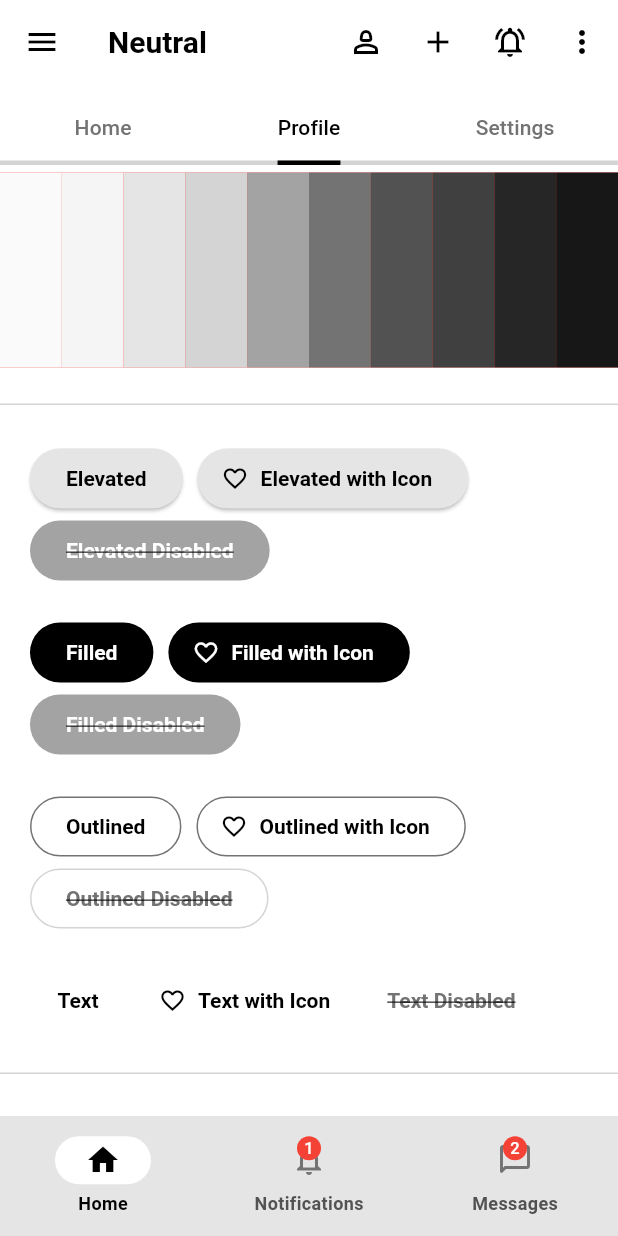
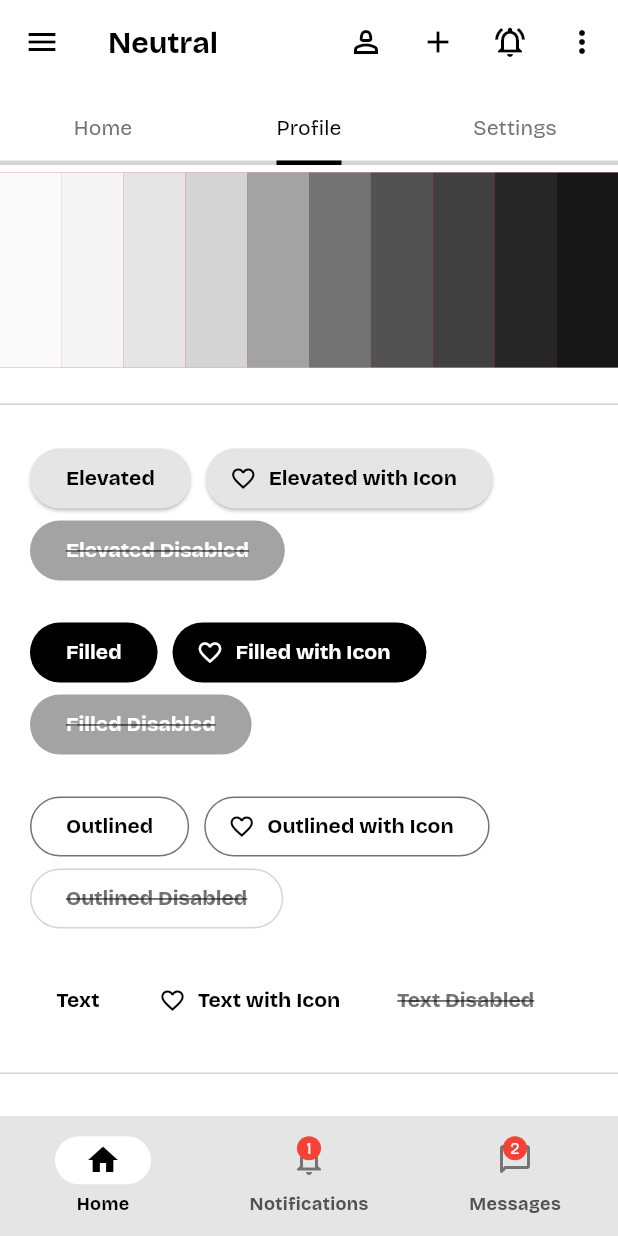
Before and after one commit to carllosnc/fabric, a Flutter app: the screen it shows after launch, on a phone screen of 412 x 824 dp. Run offline on Flutter 3.47's test engine with Material 3 defaults, Android fonts, the phone set to English and light mode, and no system bars; project files that could hold a hidden picture were left out.

Commit message:
Refactor theme configurations to use Bricolage Grotesque font in light and dark themes

```diff
--- a/example/lib/app.dart
+++ b/example/lib/app.dart
@@ -9,8 +9,12 @@ class App extends StatelessWidget {
   @override
   Widget build(BuildContext context) {
     return MaterialApp(
-      theme: neutralLightTheme(),
-      darkTheme: neutralDarkTheme(),
+      theme: neutralLightTheme(
+        fontFamily: "BricolageGrotesque",
+      ),
+      darkTheme: neutralDarkTheme(
+        fontFamily: "BricolageGrotesque",
+      ),
       debugShowCheckedModeBanner: false,
       home: Home(),
       routes: {
--- a/lib/light_theme.dart
+++ b/lib/light_theme.dart
@@ -18,8 +18,8 @@ neutralLightTheme({
         color: Colors.black,
         size: 24,
       ),
-      titleTextStyle: const TextStyle(
-        fontStyle: FontStyle.normal,
+      titleTextStyle: TextStyle(
+        fontFamily: fontFamily,
         color: Colors.black,
         fontSize: 20,
         fontWeight: FontWeight.bold,
@@ -56,13 +56,15 @@ neutralLightTheme({
       style: ButtonStyle(
         textStyle: WidgetStateProperty.resolveWith<TextStyle>((Set<WidgetState> states) {
           if (states.contains(WidgetState.disabled)) {
-            return const TextStyle(
+            return TextStyle(
+              fontFamily: fontFamily,
               fontWeight: FontWeight.bold,
               decoration: TextDecoration.lineThrough,
               decorationColor: Colors.black,
             );
           }
-          return const TextStyle(
+          return TextStyle(
+            fontFamily: fontFamily,
             fontWeight: FontWeight.bold,
           );
         }),
@@ -89,13 +91,15 @@ neutralLightTheme({
       style: ButtonStyle(
         textStyle: WidgetStateProperty.resolveWith<TextStyle>((Set<WidgetState> states) {
           if (states.contains(WidgetState.disabled)) {
-            return const TextStyle(
+            return TextStyle(
+              fontFamily: fontFamily,
               fontWeight: FontWeight.bold,
               decoration: TextDecoration.lineThrough,
               decorationColor: Colors.black,
             );
           }
-          return const TextStyle(
+          return TextStyle(
+            fontFamily: fontFamily,
             fontWeight: FontWeight.bold,
           );
         }),
@@ -137,13 +141,15 @@ neutralLightTheme({
         ),
         textStyle: WidgetStateProperty.resolveWith<TextStyle>((Set<WidgetState> states) {
           if (states.contains(WidgetState.disabled)) {
-            return const TextStyle(
+            return TextStyle(
+              fontFamily: fontFamily,
               fontWeight: FontWeight.bold,
               decoration: TextDecoration.lineThrough,
               decorationColor: Colors.black,
             );
           }
-          return const TextStyle(
+          return TextStyle(
+            fontFamily: fontFamily,
             fontWeight: FontWeight.bold,
           );
         }),
@@ -166,13 +172,15 @@ neutralLightTheme({
         ),
         textStyle: WidgetStateProperty.resolveWith<TextStyle>((Set<WidgetState> states) {
           if (states.contains(WidgetState.disabled)) {
-            return const TextStyle(
+            return TextStyle(
+              fontFamily: fontFamily,
               fontWeight: FontWeight.bold,
               decoration: TextDecoration.lineThrough,
               decorationColor: Colors.black,
             );
           }
-          return const TextStyle(
+          return TextStyle(
+            fontFamily: fontFamily,
             fontWeight: FontWeight.bold,
           );
         }),
```
Also changed, not shown: lib/dark_theme.dart (+18 -10 lines).
